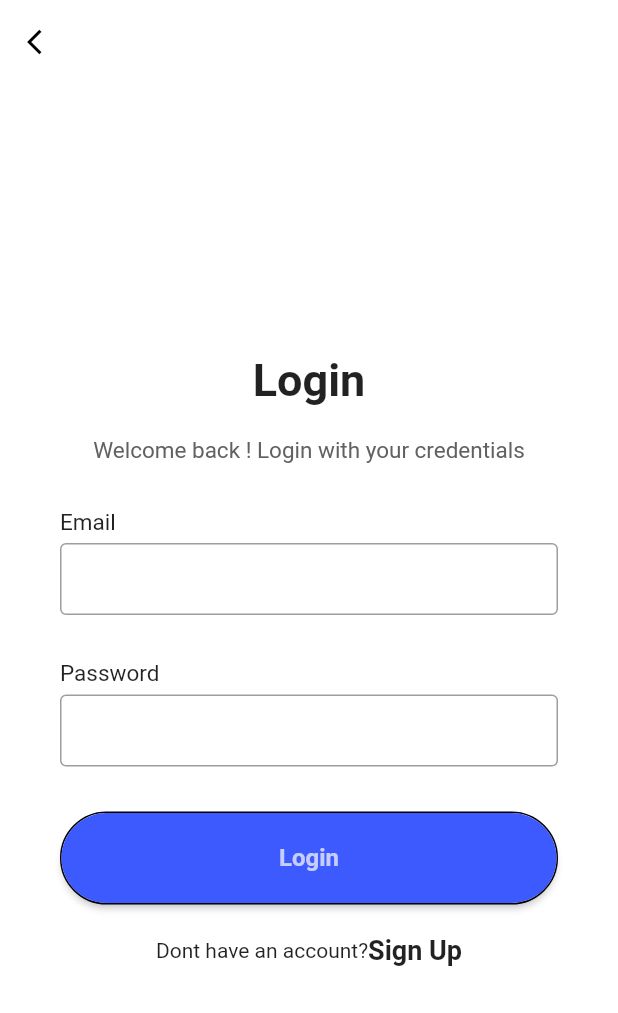
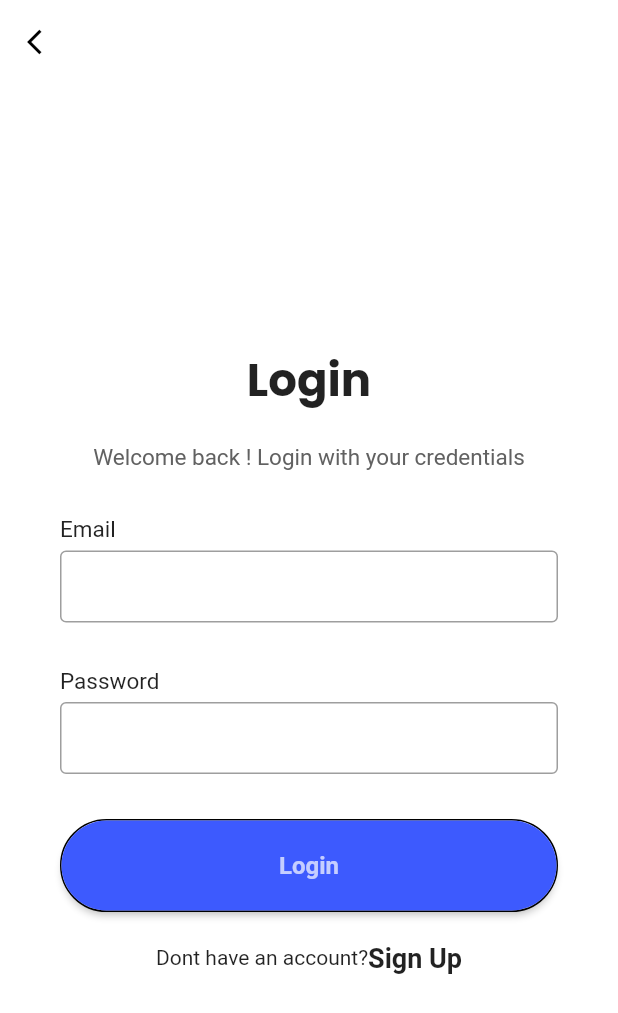
Before and after one commit to RupBarad/Flutter, a Flutter app: the screen it shows after launch, after a tap on "Login", on a phone screen of 412 x 824 dp. Shown: the top 1013 px of the screen. Run offline on Flutter 3.47's test engine with Material 2 defaults, Android fonts, the phone set to English and light mode, and no system bars; generated files the repository leaves out were written again.

Commit message:
- Custom text apply in widget(textview) and default widget(app bar title) - Done

```diff
--- a/lib/main.dart
+++ b/lib/main.dart
@@ -24,6 +24,7 @@ class MyApp extends StatelessWidget {
         theme: ThemeData(
           scaffoldBackgroundColor: Colors.deepPurple.shade100,
           primaryColor: Colors.deepPurpleAccent,
+          fontFamily: 'Roboto'
         ),
         locale: provider.locale,
         supportedLocales: L10n.all,
--- a/lib/module/auth/login.dart
+++ b/lib/module/auth/login.dart
@@ -19,7 +19,7 @@ class LoginScreen extends StatelessWidget{
 
       body: Container(
         height: MediaQuery.of(context).size.height,
-        width: double.infinity,
+        width: double.maxFinite,
         child: Column(
           mainAxisAlignment: MainAxisAlignment.spaceEvenly,
           children: [
@@ -29,9 +29,10 @@ class LoginScreen extends StatelessWidget{
 
                 Column(
                   children: [
-                    const Text ("Login", style: TextStyle(
+                     const Text ("Login", style: TextStyle(
                       fontSize: 30,
                       fontWeight: FontWeight.bold,
+                        fontFamily: 'Poppins'
                     ),),
 
                     const SizedBox(height: 20,),
--- a/pubspec.yaml
+++ b/pubspec.yaml
@@ -69,6 +69,11 @@ flutter:
       fonts:
         - asset: assets/fonts/Roboto-Bold.ttf
         - asset: assets/fonts/Roboto-Regular.ttf
+    - family: Poppins
+      fonts:
+        - asset: assets/fonts/Poppins-Regular.ttf
+        - asset: assets/fonts/Poppins-Medium.ttf
+        - asset: assets/fonts/Poppins-Bold.ttf
 
   # included with your application, so that you can use the icons in
   assets:
```
Also changed, not shown: assets/fonts/Poppins-Bold.ttf (added), assets/fonts/Poppins-Medium.ttf (added), assets/fonts/Poppins-Regular.ttf (added), 2 other files.
